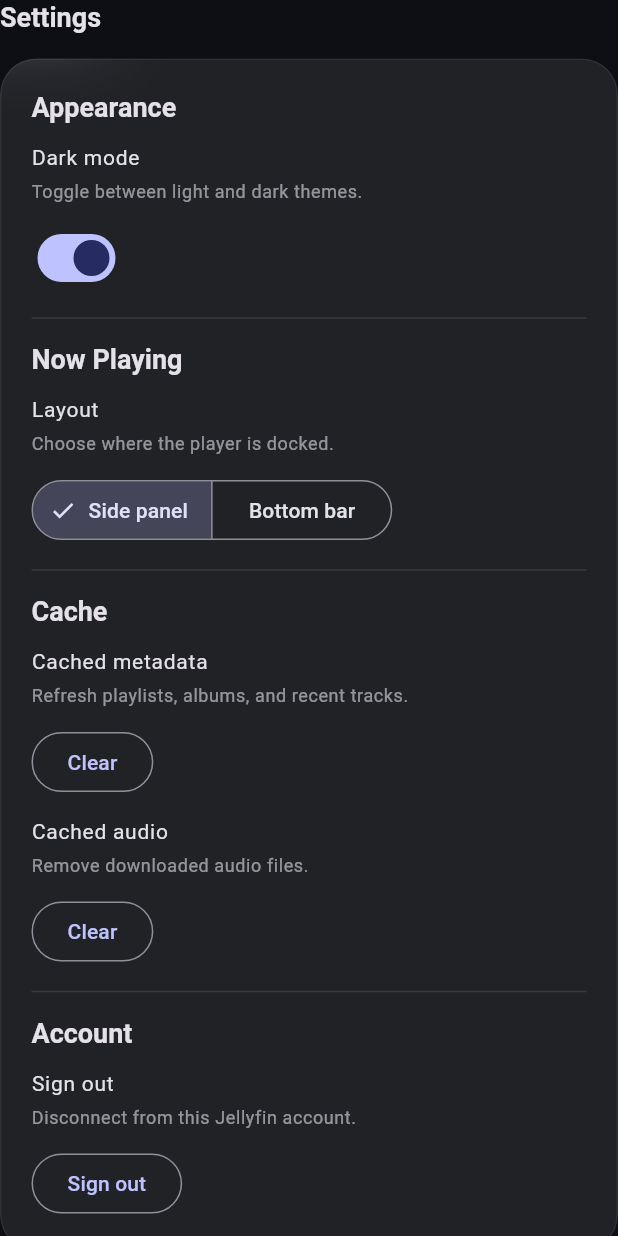
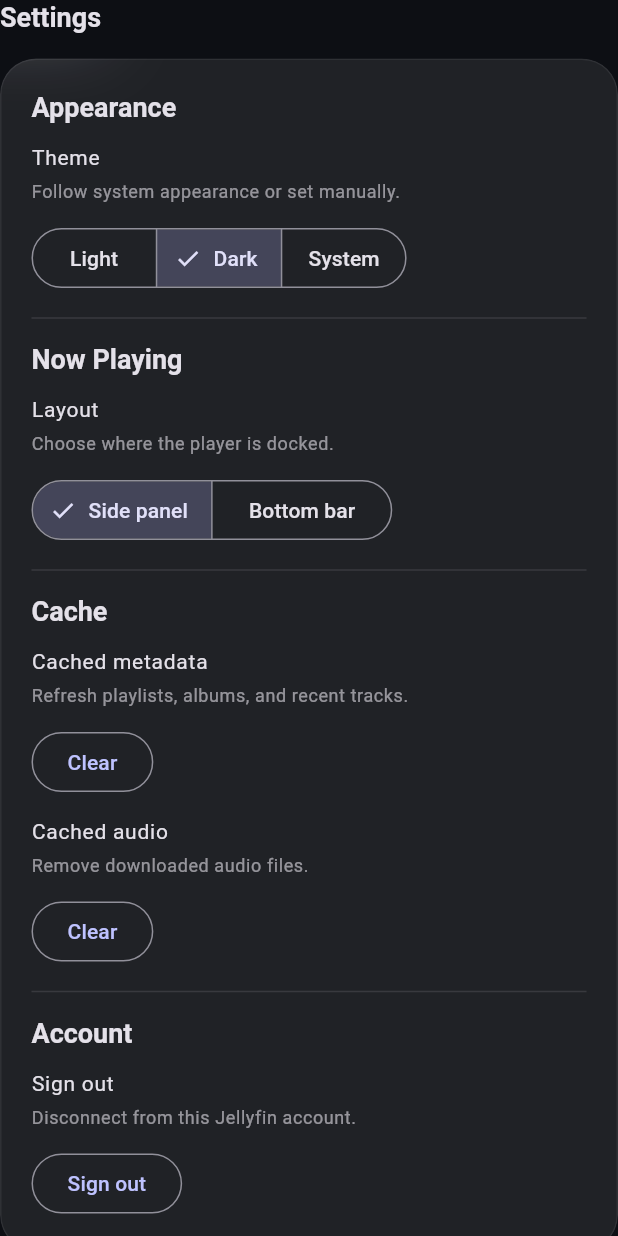
Before and after one commit to j6k4m8/coppelia, a Flutter app: the SettingsView widget shown alone on an empty page, opened directly, on a phone screen of 412 x 824 dp. Run offline on Flutter 3.47's test engine with Material 3 defaults, Android fonts, the phone set to English and light mode, and no system bars; our stand-ins replace cached_network_image, flutter_cache_manager, just_audio, shared_preferences; missing offline and left inert: window_manager; accounts and stored records are empty; Roboto replaces fonts that are missing (SF Pro Display).

Commit message:
feat: add support for system theme mode and update settings view to use segmented button for theme selection

```diff
--- a/lib/services/settings_store.dart
+++ b/lib/services/settings_store.dart
@@ -22,6 +22,8 @@ class SettingsStore {
         return ThemeMode.light;
       case 'dark':
         return ThemeMode.dark;
+      case 'system':
+        return ThemeMode.system;
       default:
         return ThemeMode.dark;
     }
@@ -30,7 +32,11 @@ class SettingsStore {
   /// Saves the preferred theme mode.
   Future<void> saveThemeMode(ThemeMode mode) async {
     final preferences = await SharedPreferences.getInstance();
-    final value = mode == ThemeMode.light ? 'light' : 'dark';
+    final value = switch (mode) {
+      ThemeMode.light => 'light',
+      ThemeMode.system => 'system',
+      ThemeMode.dark => 'dark',
+    };
     await preferences.setString(_themeKey, value);
   }
 
--- a/lib/ui/widgets/settings_view.dart
+++ b/lib/ui/widgets/settings_view.dart
@@ -28,13 +28,28 @@ class SettingsView extends StatelessWidget {
                 Text('Appearance', style: Theme.of(context).textTheme.titleLarge),
                 const SizedBox(height: 12),
                 _SettingRow(
-                  title: 'Dark mode',
-                  subtitle: 'Toggle between light and dark themes.',
-                  trailing: Switch(
-                    value: state.themeMode == ThemeMode.dark,
-                    onChanged: (value) => state.setThemeMode(
-                      value ? ThemeMode.dark : ThemeMode.light,
-                    ),
+                  title: 'Theme',
+                  subtitle: 'Follow system appearance or set manually.',
+                  trailing: SegmentedButton<ThemeMode>(
+                    segments: const [
+                      ButtonSegment(
+                        value: ThemeMode.light,
+                        label: Text('Light'),
+                      ),
+                      ButtonSegment(
+                        value: ThemeMode.dark,
+                        label: Text('Dark'),
+                      ),
+                      ButtonSegment(
+                        value: ThemeMode.system,
+                        label: Text('System'),
+                      ),
+                    ],
+                    selected: {state.themeMode},
+                    onSelectionChanged: (selection) {
+                      final mode = selection.first;
+                      state.setThemeMode(mode);
+                    },
                   ),
                 ),
                 Divider(height: 32, color: ColorTokens.border(context, 0.12)),
```
Also changed, not shown: 2 other files.
